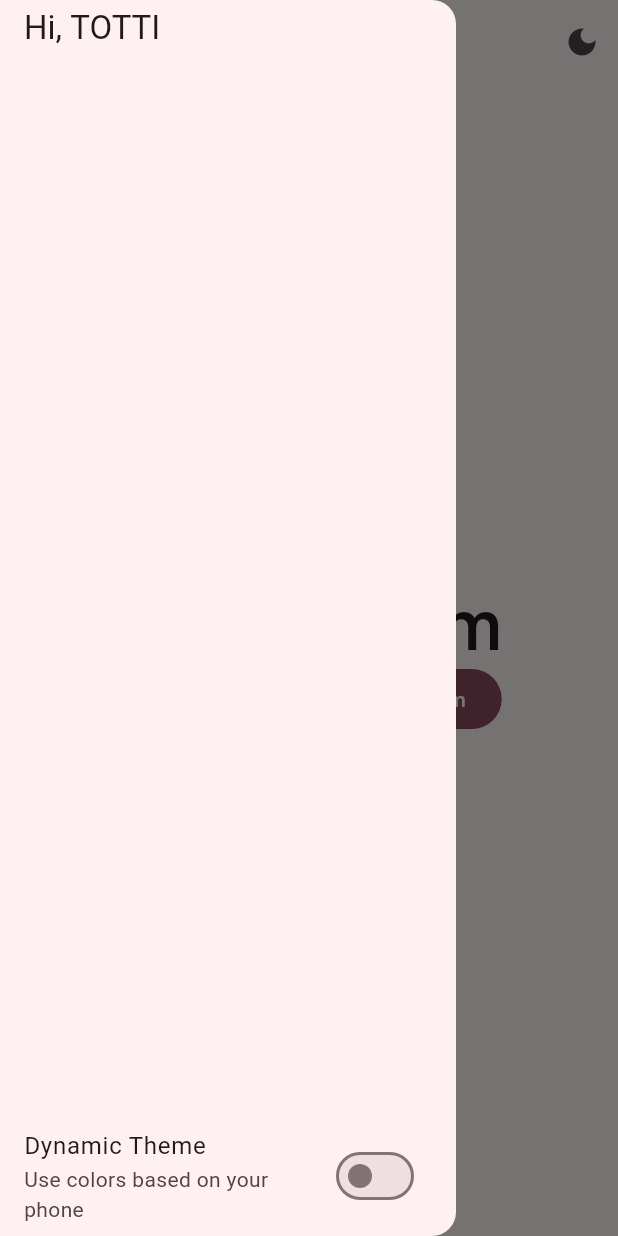
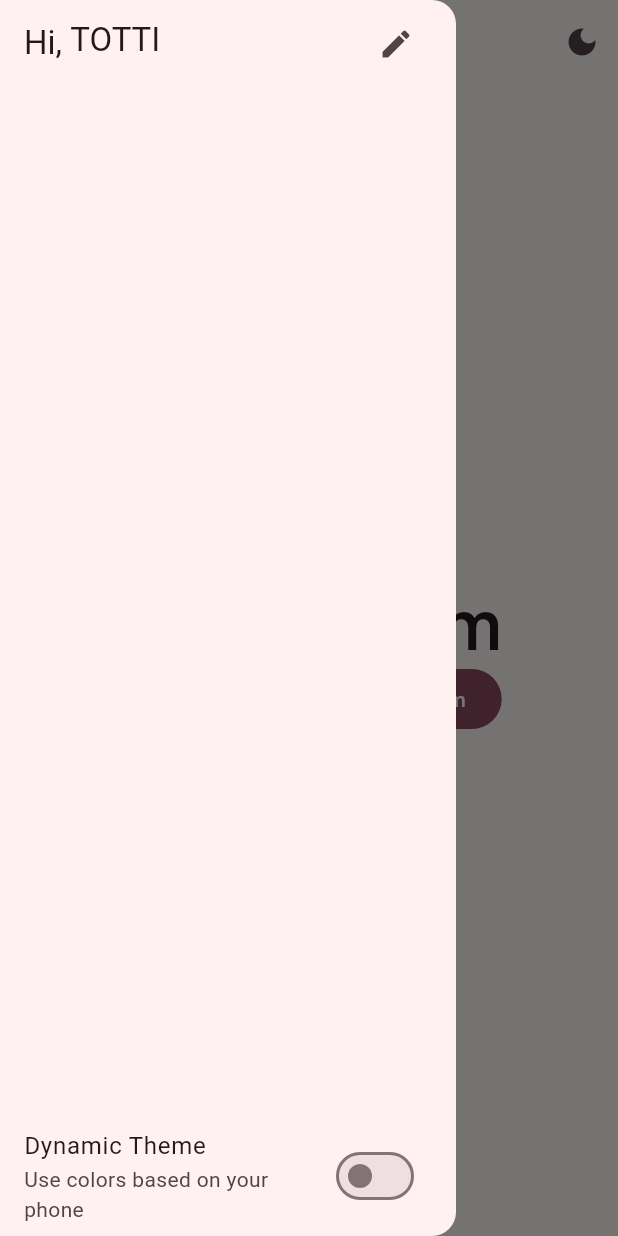
Before and after one commit to SushiRoom/app, a Flutter app: the screen it shows after launch, with the side drawer open, on a phone screen of 412 x 824 dp. Run offline on Flutter 3.47's test engine with Material 2 defaults, Android fonts, the phone set to English and light mode, and no system bars; drawn by our look-alikes of dynamic_color; our stand-ins replace animated_theme_switcher, device_info_plus, firebase_auth, firebase_core, firebase_database, get and 5 more; missing offline and left inert: app_settings, mobile_scanner; accounts and stored records are empty; generated files the repository leaves out were written again; network calls fail; statements that could not run were skipped.

Commit message:
Added icon on the home drawer for ux purposes

```diff
--- a/lib/ui/pages/home.dart
+++ b/lib/ui/pages/home.dart
@@ -31,8 +31,10 @@ class _HomePageState extends State<HomePage> {
                   Text("Hi, ", style: Theme.of(context).textTheme.titleLarge),
                   Expanded(
                     child: TextField(
-                      decoration: const InputDecoration.collapsed(
+                      decoration: const InputDecoration(
                         hintText: "Name",
+                        suffixIcon: Icon(Icons.edit),
+                        border: InputBorder.none,
                       ),
                       style: Theme.of(context).textTheme.titleLarge,
                       controller: TextEditingController(text: internalAPI.currentUserName),
```
